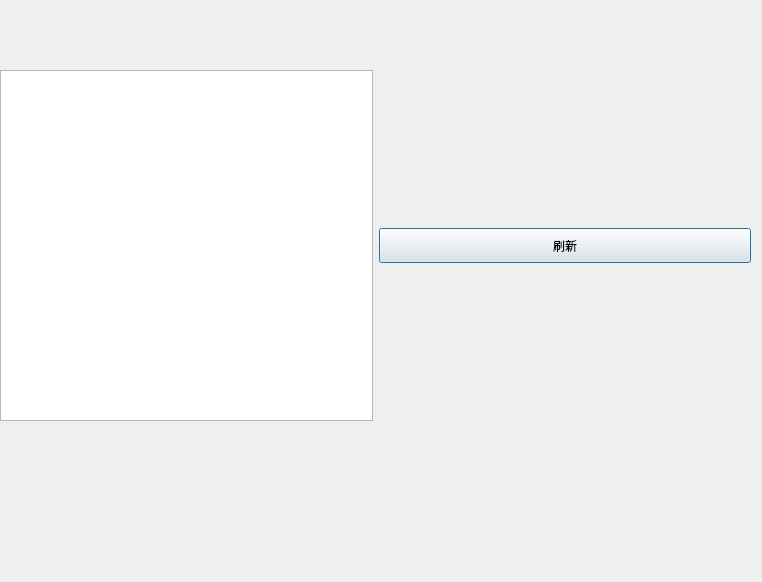
Qt form ui_page/page_two.ui (fengyec2/StudentGradeTracker) before a commit.
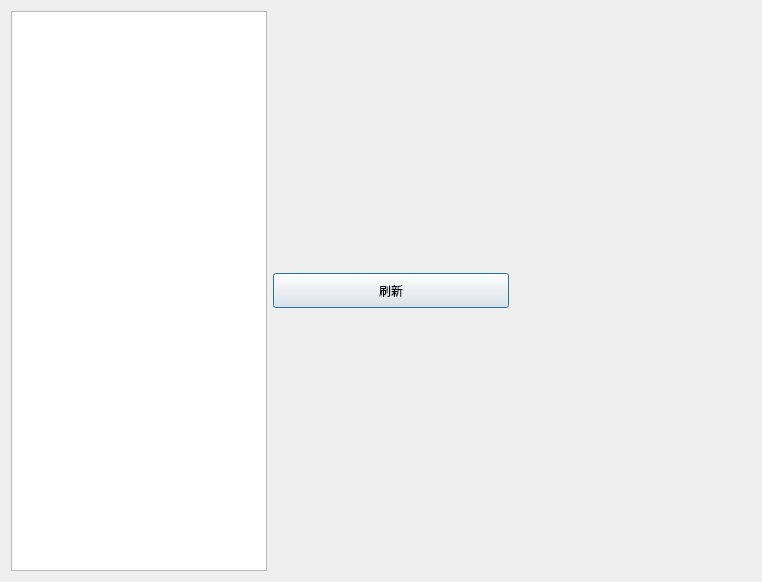
The same form after that commit. Custom widgets are drawn as their Qt base class.

Commit message: Set all widgets to fit the whole window

Diff of the .ui file:
```diff
--- a/ui_page/page_two.ui
+++ b/ui_page/page_two.ui
@@ -13,19 +13,8 @@
   <property name="windowTitle">
    <string>Form</string>
   </property>
-  <widget class="QWidget" name="horizontalLayoutWidget">
-   <property name="geometry">
-    <rect>
-     <x>0</x>
-     <y>70</y>
-     <width>751</width>
-     <height>351</height>
-    </rect>
-   </property>
    <layout class="QHBoxLayout" name="horizontalLayout">
     <item>
-     <layout class="QVBoxLayout" name="verticalLayout">
-      <item>
        <widget class="QListView" name="listView">
         <property name="sizePolicy">
          <sizepolicy hsizetype="Minimum" vsizetype="Expanding">
@@ -41,10 +30,6 @@
         </property>
        </widget>
       </item>
-     </layout>
-    </item>
-    <item>
-     <layout class="QVBoxLayout" name="verticalLayout_2">
       <item>
        <widget class="PrimaryPushButton" name="pushButton">
         <property name="sizePolicy">
@@ -72,10 +57,12 @@
         </property>
        </widget>
       </item>
-     </layout>
-    </item>
-   </layout>
-  </widget>
+   <item>
+    <widget class="QWidget" name="chartWidget">
+        <layout class="QVBoxLayout" name="chartLayout"/>
+    </widget>
+   </item>
+  </layout>
  </widget>
  <customwidgets>
   <customwidget>
```
Lines whose indentation alone changed are shown as unchanged. The commit also changes 6 other files.
